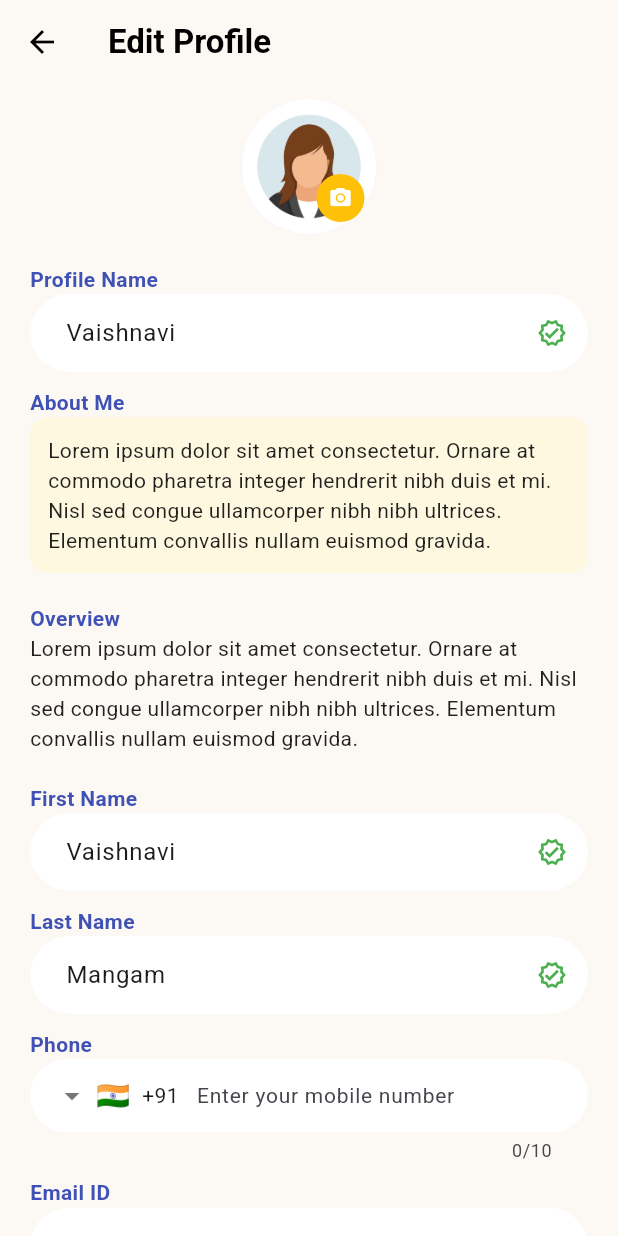
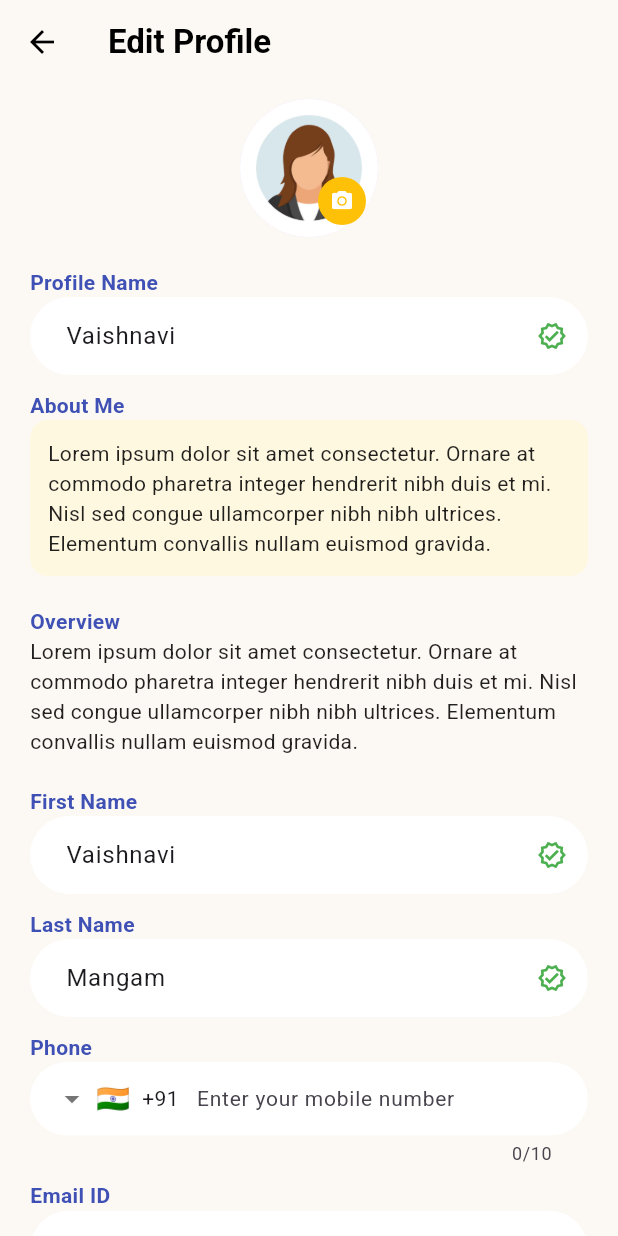
Before and after one commit to shubhamchavan123/buddha_wellness, a Flutter app: the EditProfileScreen screen opened directly, on a phone screen of 412 x 824 dp. Run offline on Flutter 3.47's test engine with Material 3 defaults, Android fonts, the light colour scheme and no system bars; drawn by our look-alikes of intl_phone_field; our stand-ins replace auto_size_text, carousel_slider, flutter_countdown_timer, google_fonts, google_nav_bar, line_icons and 6 more; accounts and stored records are empty.

Commit message:
commit release build 10

```diff
--- a/lib/screens/EditProfileScreen.dart
+++ b/lib/screens/EditProfileScreen.dart
@@ -48,7 +48,7 @@ class _EditProfileScreenState extends State<EditProfileScreen> {
                 alignment: Alignment.center,
                 children: [
                   const CircleAvatar(
-                    radius: 45,
+                    radius: 46,
                     backgroundImage: AssetImage(
                       "assets/images/profile.png",
                     ),
```
